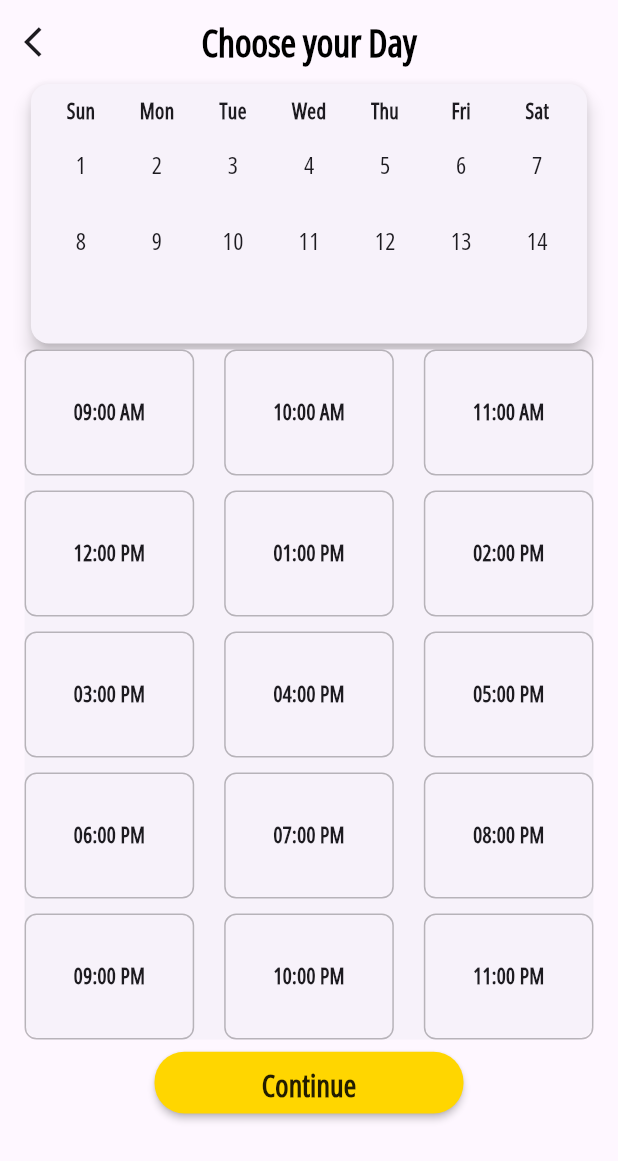
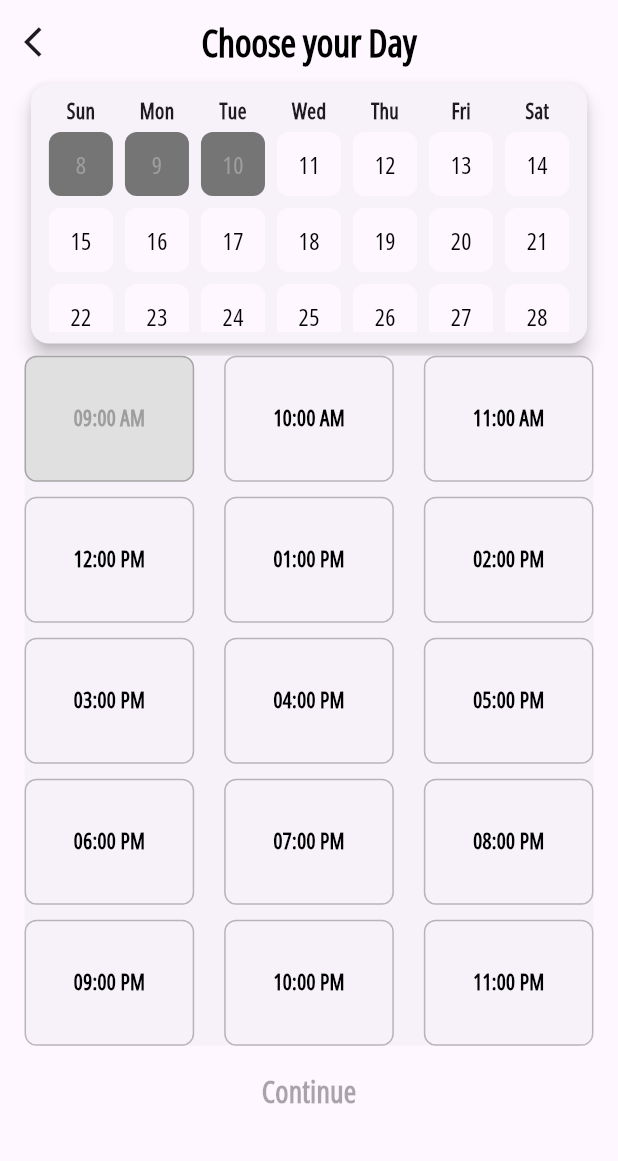
Before and after one commit to OmarWaled21/Barber-shop, a Flutter app: the BookingDateView screen opened directly, on a phone screen of 412 x 824 dp. Shown: the top 1161 px of the screen. Run offline on Flutter 3.47's test engine with Material 3 defaults, Android fonts, the phone set to English and light mode, and no system bars; our stand-ins replace bloc, cached_network_image, cloud_firestore, firebase_auth, firebase_core, flutter_bloc and 2 more; missing offline and left inert: map_launcher; accounts and stored records are empty.

Commit message:
create time_slots collection in firebase for the the day now

```diff
--- a/lib/views/booking_view.dart
+++ b/lib/views/booking_view.dart
@@ -1,5 +1,6 @@
 import 'package:barber_shop/helper/media_query_extention.dart';
 import 'package:barber_shop/helper/navigator_extention.dart';
+import 'package:barber_shop/services/time_day_service.dart';
 import 'package:barber_shop/views/confirm_view.dart';
 import 'package:barber_shop/widgets/custom_app_bar.dart';
 import 'package:barber_shop/widgets/custom_button.dart';
@@ -7,8 +8,34 @@ import 'package:barber_shop/widgets/day_selector.dart';
 import 'package:barber_shop/widgets/time_selector.dart';
 import 'package:flutter/material.dart';
 
-class BookingDateView extends StatelessWidget {
+class BookingDateView extends StatefulWidget {
   const BookingDateView({super.key});
+
+  @override
+  State<BookingDateView> createState() => _BookingDateViewState();
+}
+
+class _BookingDateViewState extends State<BookingDateView> {
+  int? _selectedDay;
+  String? _selectedTimeSlot;
+
+  void _updateSelectedDay(int day) {
+    setState(() {
+      _selectedDay = day;
+    });
+  }
+
+  void _updateSelectedTimeSlot(String timeSlot) {
+    setState(() {
+      _selectedTimeSlot = timeSlot;
+    });
+  }
+
+  @override
+  void initState() {
+    super.initState();
+    TimeDayService().createTimeSlotsForNewDay();
+  }
 
   @override
   Widget build(BuildContext context) {
@@ -22,15 +49,28 @@ class BookingDateView extends StatelessWidget {
               icon: const Icon(Icons.arrow_back_ios),
             ),
           ),
-          const DaySelector(),
-          const TimeSlotSelector(),
+          DaySelector(
+            selectedDay: _selectedDay,
+            onDaySelected: _updateSelectedDay,
+          ),
+          TimeSlotSelector(
+            selectedSlot: _selectedTimeSlot,
+            onSlotSelected: _updateSelectedTimeSlot,
+          ),
           SizedBox(
             height: context.screenHeight * 0.05,
             width: context.screenWidth * 0.5,
             child: CustomButton(
-              onPressed: () {
-                context.push(const ConfirmView());
-              },
+              onPressed: _selectedDay != null && _selectedTimeSlot != null
+                  ? () {
+                      context.push(
+                        const ConfirmView(
+                            // selectedDay: _selectedDay!,
+                            // selectedTimeSlot: _selectedTimeSlot!,
+                            ),
+                      );
+                    }
+                  : null,
               title: 'Continue',
             ),
           ),
--- a/lib/widgets/custom_button.dart
+++ b/lib/widgets/custom_button.dart
@@ -4,7 +4,7 @@ import 'package:flutter/material.dart';
 
 class CustomButton extends StatelessWidget {
   const CustomButton({super.key, required this.onPressed, required this.title});
-  final VoidCallback onPressed;
+  final VoidCallback? onPressed;
   final String title;
 
   @override
--- a/lib/widgets/day_selector.dart
+++ b/lib/widgets/day_selector.dart
@@ -1,69 +1,102 @@
+import 'package:barber_shop/constants/colors.dart';
 import 'package:barber_shop/helper/media_query_extention.dart';
 import 'package:barber_shop/widgets/day_header_row.dart';
 import 'package:flutter/material.dart';
 
-class DaySelector extends StatefulWidget {
-  const DaySelector({super.key});
+class DaySelector extends StatelessWidget {
+  const DaySelector({super.key, this.selectedDay, required this.onDaySelected});
 
-  @override
-  State<DaySelector> createState() => _DaySelectorState();
-}
-
-class _DaySelectorState extends State<DaySelector> {
-  int? _selectedDay;
+  final int? selectedDay;
+  final ValueChanged<int> onDaySelected;
 
   @override
   Widget build(BuildContext context) {
+    final int currentDay = DateTime.now().day;
+    const int daysInWeek = 7;
+    const int totalDays = 31;
+
+    // Calculate rows and filter to show only current and future rows
+    final rows = _generateRows(totalDays, daysInWeek)
+        .sublist((currentDay - 1) ~/ daysInWeek);
+
     return SizedBox(
       height: context.screenHeight * 0.21,
       child: Card(
-        margin: EdgeInsets.symmetric(
-          horizontal: context.screenWidth * 0.05,
-          // vertical: context.screenHeight * 0.01,
-        ),
+        margin: EdgeInsets.symmetric(horizontal: context.screenWidth * 0.05),
         elevation: 5.0,
         child: Padding(
           padding: const EdgeInsets.all(8.0),
           child: Column(
             children: [
               const HeaderRow(),
-              Expanded(
+              _buildDayGrid(rows, currentDay),
+            ],
+          ),
+        ),
+      ),
+    );
+  }
+
+  /// Generates rows of days with each row containing [daysInWeek] days.
+  List<List<int>> _generateRows(int totalDays, int daysInWeek) {
+    return List.generate(
+      (totalDays / daysInWeek).ceil(),
+      (rowIndex) => List.generate(
+        daysInWeek,
+        (dayIndex) => rowIndex * daysInWeek + dayIndex + 1,
+      ).where((day) => day <= totalDays).toList(),
+    );
+  }
+
+  /// Builds the day grid showing only valid days.
+  Widget _buildDayGrid(List<List<int>> rows, int currentDay) {
+    final allDays = rows.expand((row) => row).toList();
+
+    return Expanded(
       child: GridView.builder(
         physics: const NeverScrollableScrollPhysics(),
         gridDelegate: const SliverGridDelegateWithFixedCrossAxisCount(
           crossAxisCount: 7,
           childAspectRatio: 1.0,
         ),
-                  itemCount: 14, // Example days count
+        itemCount: allDays.length,
         itemBuilder: (context, index) {
+          final day = allDays[index];
+          final isPastDay = day < currentDay;
+
           return GestureDetector(
-                      onTap: () {
-                        setState(() {
-                          _selectedDay = index;
-                        });
-                      },
+            onTap: isPastDay ? null : () => onDaySelected(day),
             child: Container(
               alignment: Alignment.center,
               margin: const EdgeInsets.all(4.0),
               decoration: BoxDecoration(
                 borderRadius: BorderRadius.circular(8.0),
-                          color: _selectedDay == index
-                              ? Colors.yellow.shade700
-                              : null,
+                color: _getDayBackgroundColor(day, isPastDay),
               ),
               child: Text(
-                          "${index + 1}",
-                          style: const TextStyle(fontSize: 16.0),
+                "$day",
+                style: TextStyle(
+                  fontSize: 16.0,
+                  color: _getDayTextColor(isPastDay),
+                ),
               ),
             ),
           );
         },
       ),
-              ),
-            ],
-          ),
-        ),
-      ),
     );
   }
+
+  /// Determines the background color for a day.
+  Color _getDayBackgroundColor(int day, bool isPastDay) {
+    if (isPastDay) return KColors.greyColor;
+    return (selectedDay == day)
+        ? KColors.mainColor
+        : KColors.scaffoldBackGroundColor;
   }
+
+  /// Determines the text color for a day.
+  Color _getDayTextColor(bool isPastDay) {
+    return isPastDay ? Colors.grey : Colors.black;
+  }
+}
--- a/lib/widgets/time_selector.dart
+++ b/lib/widgets/time_selector.dart
@@ -1,35 +1,35 @@
 import 'package:barber_shop/helper/media_query_extention.dart';
 import 'package:flutter/material.dart';
 
-class TimeSlotSelector extends StatefulWidget {
-  const TimeSlotSelector({super.key});
+class TimeSlotSelector extends StatelessWidget {
+  final String? selectedSlot;
+  final ValueChanged<String> onSlotSelected;
+
+  const TimeSlotSelector({
+    super.key,
+    required this.selectedSlot,
+    required this.onSlotSelected,
+  });
 
   @override
-  State<TimeSlotSelector> createState() => _TimeSlotSelectorState();
-}
+  Widget build(BuildContext context) {
+    final now = DateTime.now();
+    final currentHour = now.hour;
 
-class _TimeSlotSelectorState extends State<TimeSlotSelector> {
-  int? _selectedSlot;
-
-  // Generate a list of times from 9:00 AM to 11:00 PM
-  final List<String> _timeSlots = List.generate(
+    final List<String> timeSlots = List.generate(
       15, // Number of slots (from 9:00 AM to 11:00 PM)
       (index) {
-      final hour = 9 + (index); // Calculate the hour
-      final period = hour >= 12 ? 'PM' : 'AM'; // AM/PM
-      final formattedHour =
-          hour > 12 ? hour - 12 : hour; // Convert to 12-hour format
+        final hour = 9 + index;
+        final period = hour >= 12 ? 'PM' : 'AM';
+        final formattedHour = hour > 12 ? hour - 12 : hour;
         return '${formattedHour.toString().padLeft(2, '0')}:00 $period';
       },
     );
 
-  @override
-  Widget build(BuildContext context) {
     return Padding(
-      padding: EdgeInsets.only(
-        left: context.screenWidth * 0.03,
-        right: context.screenWidth * 0.03,
-        bottom: context.screenHeight * 0.005,
+      padding: EdgeInsets.symmetric(
+        horizontal: context.screenWidth * 0.03,
+        vertical: context.screenHeight * 0.005,
       ),
       child: Card(
         elevation: 0,
@@ -42,27 +42,30 @@ class _TimeSlotSelectorState extends State<TimeSlotSelector> {
             mainAxisSpacing: 10,
             mainAxisExtent: 84,
           ),
-          itemCount: _timeSlots.length, // Use the generated time slots count
+          itemCount: timeSlots.length,
           itemBuilder: (context, index) {
+            final hour = 9 + index; // Convert index to actual hour
+            final timeSlot = timeSlots[index];
+            final isPastHour = hour < currentHour;
+
             return GestureDetector(
-              onTap: () {
-                setState(() {
-                  _selectedSlot = index;
-                });
-              },
+              onTap: isPastHour ? null : () => onSlotSelected(timeSlot),
               child: Container(
                 alignment: Alignment.center,
                 decoration: BoxDecoration(
-                  color: _selectedSlot == index
+                  color: isPastHour
+                      ? Colors.grey.shade300 // Disabled past hour background
+                      : (selectedSlot == timeSlot
                           ? Colors.yellowAccent.shade700
-                      : Colors.transparent,
+                          : Colors.transparent),
                   border: Border.all(color: Colors.black26),
                   borderRadius: BorderRadius.circular(8.0),
                 ),
                 child: Text(
-                  _timeSlots[index], // Display the time slot
-                  style: const TextStyle(
+                  timeSlot,
+                  style: TextStyle(
                     fontWeight: FontWeight.bold,
+                    color: isPastHour ? Colors.grey : Colors.black,
                   ),
                 ),
               ),
--- a/pubspec.yaml
+++ b/pubspec.yaml
@@ -37,6 +37,7 @@ dependencies:
   flutter:
     sdk: flutter
   flutter_bloc: ^8.1.6
+  intl: ^0.20.1
   loading_indicator: ^3.1.1
   map_launcher: ^3.5.0
   meta: ^1.15.0
```
Also changed, not shown: lib/services/time_day_service.dart (added, +88 -0 lines), pubspec.lock. Lines whose indentation alone changed are shown as unchanged.
